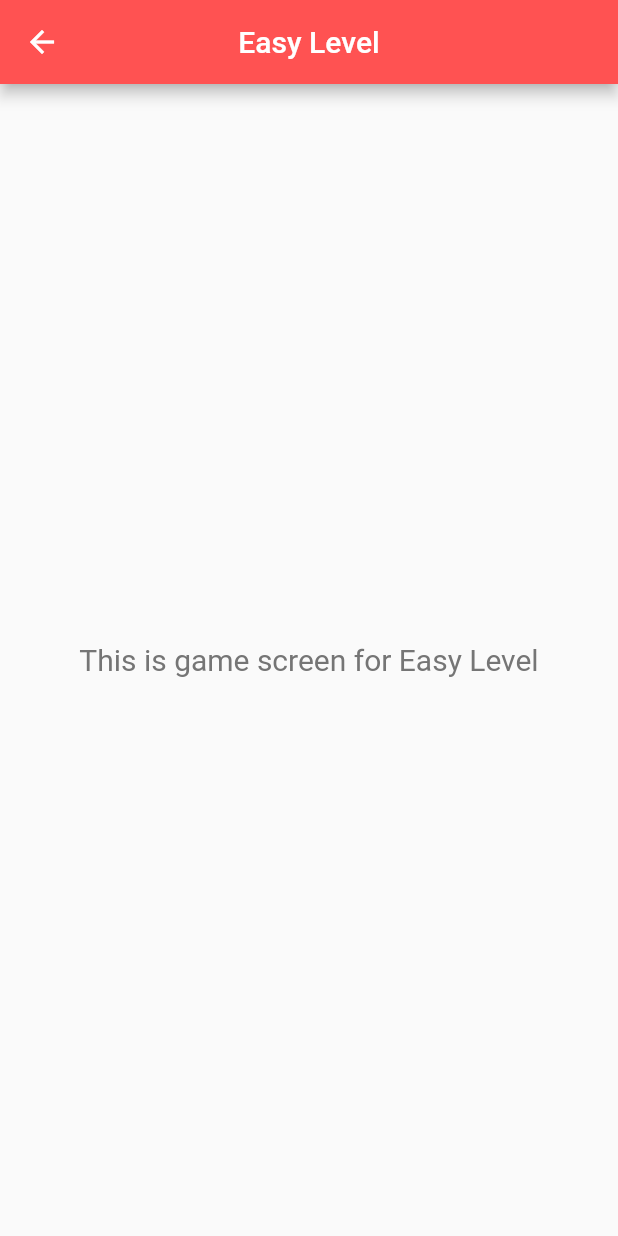
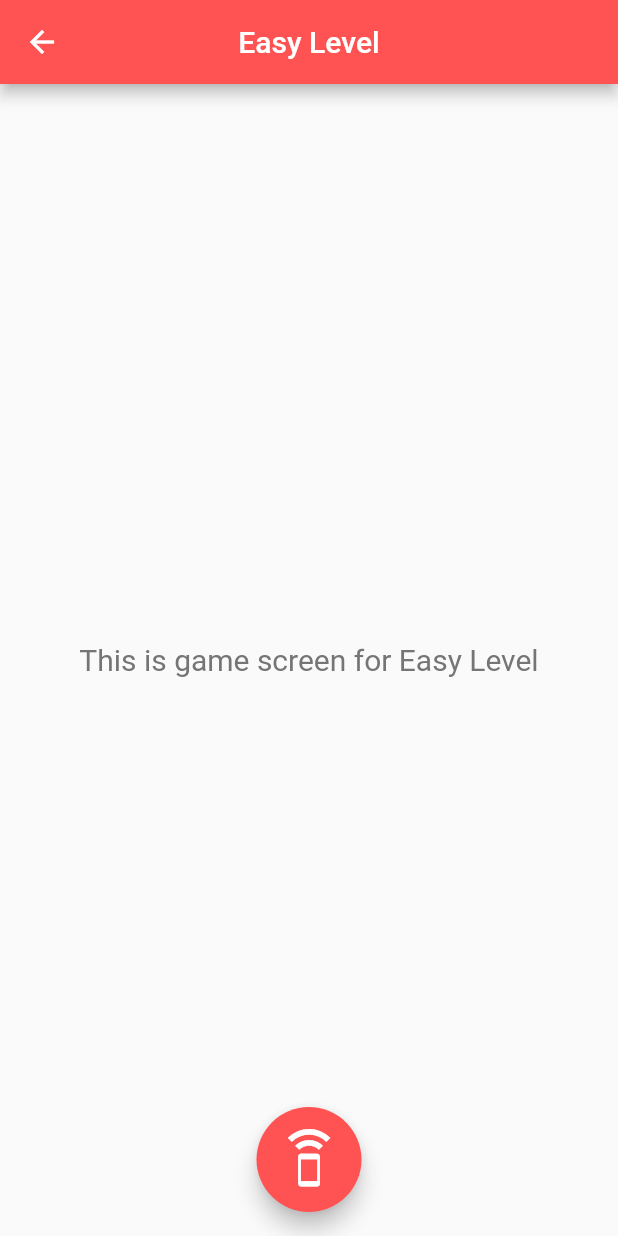
Before and after one commit to AkashRajpurohit/Spell-IT, a Flutter app: the screen it shows after launch, after a tap on "Easy", on a phone screen of 412 x 824 dp. Run offline on Flutter 3.47's test engine with Material 2 defaults, Android fonts, the phone set to English and light mode, and no system bars.

Commit message:
:art: flutter tts plugin; floating button

```diff
--- a/lib/pages/game.dart
+++ b/lib/pages/game.dart
@@ -44,6 +44,21 @@ class _GameState extends State<Game> {
           ],
         ),
       ),
+      floatingActionButton: Container(
+        height: 70.0,
+        width: 70.0,
+        child: FittedBox(
+          child: FloatingActionButton(
+            onPressed: () {},
+            backgroundColor: Colors.redAccent,
+            child: Icon(
+              Icons.speaker_phone,
+              size: 35.0,
+            ),
+          )
+        )
+      ),
+      floatingActionButtonLocation: FloatingActionButtonLocation.centerFloat,
     );
   }
 }
--- a/pubspec.yaml
+++ b/pubspec.yaml
@@ -19,6 +19,7 @@ environment:
 dependencies:
   flutter:
     sdk: flutter
+  flutter_tts:
 
   # The following adds the Cupertino Icons font to your application.
   # Use with the CupertinoIcons class for iOS style icons.
```
Also changed, not shown: pubspec.lock.
